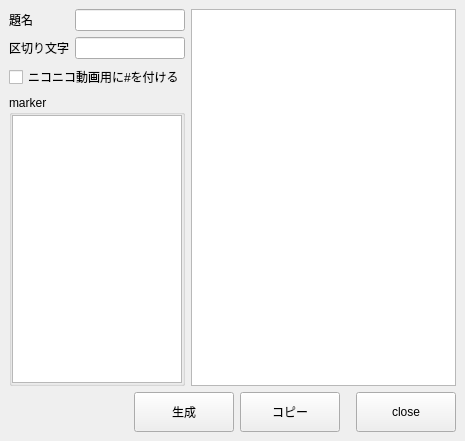
nakano000/Resolve_Script, file app/resolve/Python/rs_resolve/tool/youtube_chapter/youtube_chapter.ui: the form before one commit.
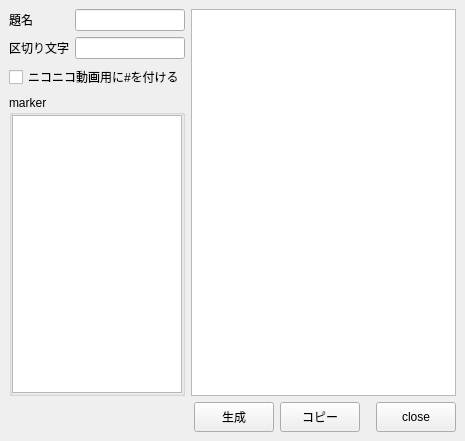
The form after the commit.

Commit message: youtube chapter 英語対応

```diff
--- a/app/resolve/Python/rs_resolve/tool/youtube_chapter/youtube_chapter.ui
+++ b/app/resolve/Python/rs_resolve/tool/youtube_chapter/youtube_chapter.ui
@@ -122,8 +122,8 @@
        <widget class="QPushButton" name="makeButton">
         <property name="minimumSize">
          <size>
-          <width>100</width>
-          <height>40</height>
+          <width>80</width>
+          <height>30</height>
          </size>
         </property>
         <property name="text">
@@ -135,8 +135,8 @@
        <widget class="QPushButton" name="copyButton">
         <property name="minimumSize">
          <size>
-          <width>100</width>
-          <height>40</height>
+          <width>80</width>
+          <height>30</height>
          </size>
         </property>
         <property name="text">
@@ -164,8 +164,8 @@
        <widget class="QPushButton" name="closeButton">
         <property name="minimumSize">
          <size>
-          <width>100</width>
-          <height>40</height>
+          <width>80</width>
+          <height>30</height>
          </size>
         </property>
         <property name="text">
```
Left out of the diff: 4 changed lines with no effect on the pictures. The commit also changes 2 other files.
